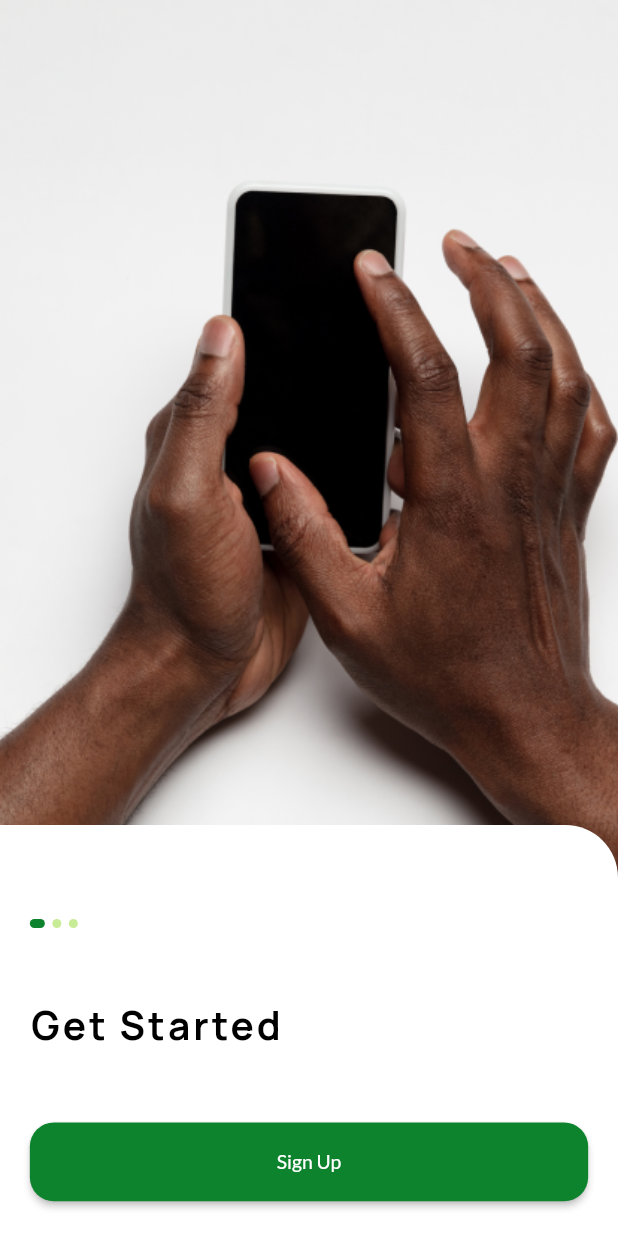
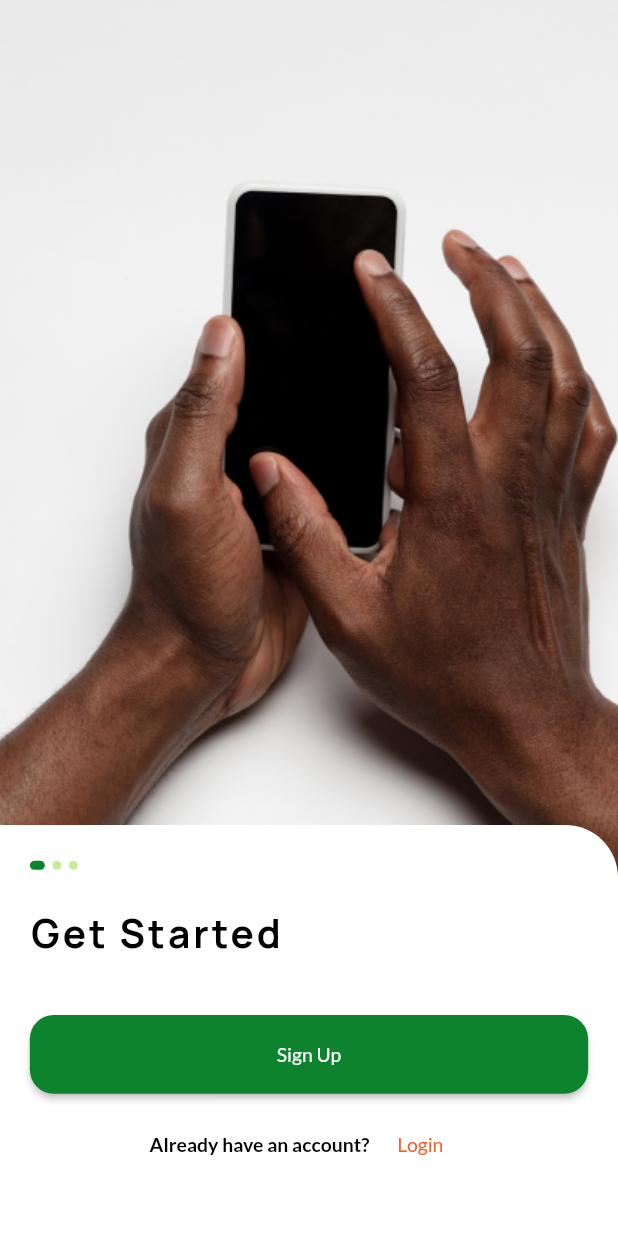
Before and after one commit to Shoppa-Mobile/Shoppa_flutter, a Flutter app: the screen it shows after launch, swiped to page 3, on a phone screen of 412 x 824 dp. Run offline on Flutter 3.47's test engine with Material 2 defaults, Android fonts, the light colour scheme and no system bars; our stand-ins replace flutter_svg.

Commit message:
New Changes

```diff
--- a/lib/screens/onboarding/onboarding_content.dart
+++ b/lib/screens/onboarding/onboarding_content.dart
@@ -1,4 +1,5 @@
 import 'package:flutter/material.dart';
+import 'package:flutter/services.dart';
 import 'package:shoppa_app/components/defaultButton.dart';
 import 'package:shoppa_app/screens/login/login_screen.dart';
 import '../../constants/colors.dart';
@@ -36,10 +37,11 @@ class OnboardingContent extends StatefulWidget {
       required this.text2,
       required this.buttonText,
       required this.image,
-      required this.press});
+      required this.press, });
 
   final String text1, text2, buttonText, image;
   final GestureTapCallback press;
+
 
   @override
   State<OnboardingContent> createState() => _OnboardingContentState();
@@ -71,7 +73,7 @@ class _OnboardingContentState extends State<OnboardingContent> {
               crossAxisAlignment: CrossAxisAlignment.start,
               children: [
                 SizedBox(
-                  height: getPropWidth(63),
+                  height: getPropWidth(24),
                 ),
                 Row(
                   mainAxisAlignment: MainAxisAlignment.start,
@@ -79,7 +81,7 @@ class _OnboardingContentState extends State<OnboardingContent> {
                       onBoardingData.length, (index) => buildDot(index: index)),
                 ),
                 SizedBox(
-                  height: getPropWidth(47),
+                  height: getPropWidth(24),
                 ),
                 Text(
                   widget.text1,
@@ -90,7 +92,7 @@ class _OnboardingContentState extends State<OnboardingContent> {
                 ),
                 Text(widget.text2, style: subHeaderStyle),
                 SizedBox(
-                  height: getPropWidth(24),
+                  height: getPropWidth(14),
                 ),
                 DefaultButton(text: widget.buttonText, press: widget.press),
                 SizedBox(
```
Also changed, not shown: lib/screens/onboarding/onboarding_screen.dart (+17 -0 lines). Lines whose indentation alone changed are shown as unchanged.
